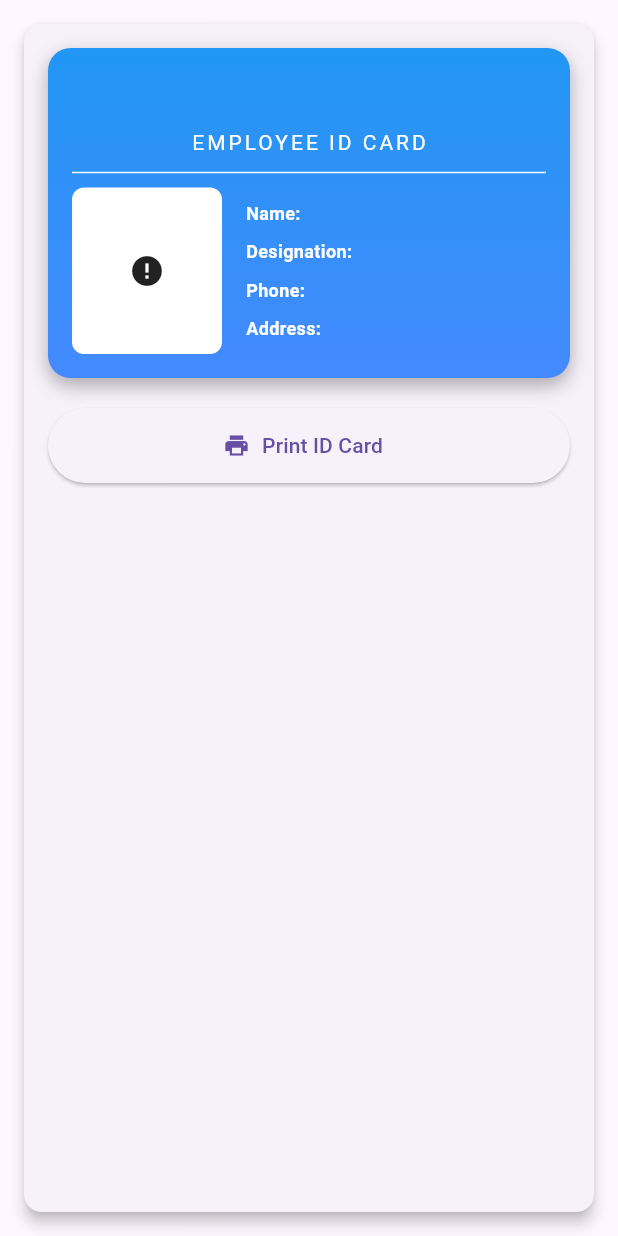
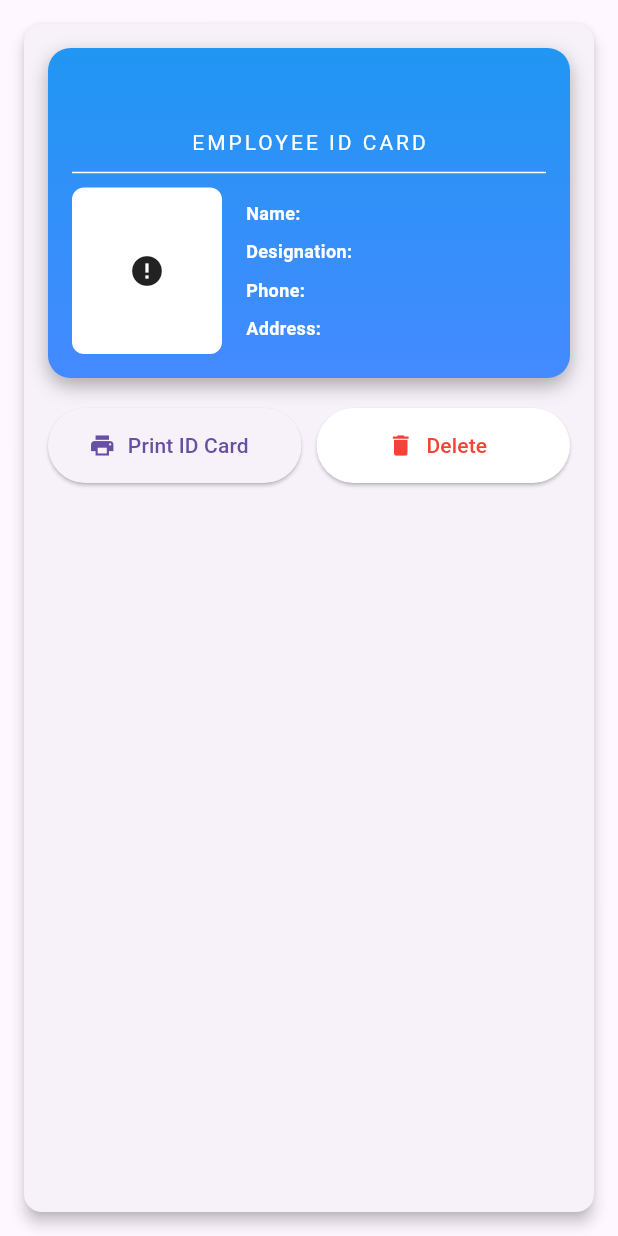
Before and after one commit to sadiqur11210120595/employee_id, a Flutter app: the EmployeeCard widget shown alone on an empty page, opened directly with empty values, after a tap on "Print ID Card", on a phone screen of 412 x 824 dp. Run offline on Flutter 3.47's test engine with Material 3 defaults, Android fonts, the phone set to English and light mode, and no system bars; our stand-ins replace cloud_firestore, firebase_core, fluttertoast, image_picker, pdf, printing; accounts and stored records are empty.

Commit message:
deleting method

```diff
--- a/lib/screens/employee_list_screen.dart
+++ b/lib/screens/employee_list_screen.dart
@@ -55,7 +55,10 @@ class _EmployeeListScreenState extends State<EmployeeListScreen> {
                 final employee = snapshot.data![index];
                 return Padding(
                   padding: const EdgeInsets.only(bottom: 16.0),
-                  child: EmployeeCard(employee: employee),
+                  child: EmployeeCard(
+                    employee: employee,
+                    onDelete: _refreshEmployees,
+                  ),
                 );
               },
             );
--- a/lib/widgets/employee_card.dart
+++ b/lib/widgets/employee_card.dart
@@ -2,17 +2,23 @@ import 'dart:typed_data';
 import 'dart:ui' as ui;
 import 'package:employee_id/models/employee_model.dart';
 import 'package:employee_id/widgets/id_card_widget.dart';
-
+import 'package:employee_id/seirvices/firebase_service.dart';
 import 'package:flutter/material.dart';
 import 'package:flutter/rendering.dart';
 import 'package:pdf/pdf.dart';
 import 'package:pdf/widgets.dart' as pw;
 import 'package:printing/printing.dart';
+import 'package:fluttertoast/fluttertoast.dart';
 
 class EmployeeCard extends StatefulWidget {
   final Employee employee;
+  final VoidCallback onDelete;
 
-  const EmployeeCard({super.key, required this.employee});
+  const EmployeeCard({
+    super.key,
+    required this.employee,
+    required this.onDelete,
+  });
 
   @override
   State<EmployeeCard> createState() => _EmployeeCardState();
@@ -20,6 +26,11 @@ class EmployeeCard extends StatefulWidget {
 
 class _EmployeeCardState extends State<EmployeeCard> {
   final GlobalKey _globalKey = GlobalKey();
+  bool _isDeleting = false;
+
+  // Standard ID card size in mm (CR-80)
+  static const double idCardWidth = 85.6;
+  static const double idCardHeight = 53.98;
 
   Future<void> _printCard() async {
     try {
@@ -32,8 +43,15 @@ class _EmployeeCardState extends State<EmployeeCard> {
       final ByteData? byteData = await image.toByteData(format: ui.ImageByteFormat.png);
       final Uint8List imageBytes = byteData!.buffer.asUint8List();
 
+      // Create custom page format for ID card size
+      final customFormat = PdfPageFormat(
+        idCardWidth * PdfPageFormat.mm,
+        idCardHeight * PdfPageFormat.mm,
+        marginAll: 0,
+      );
+
       await Printing.layoutPdf(
-        onLayout: (PdfPageFormat format) => _generatePdf(imageBytes, format),
+        onLayout: (PdfPageFormat format) => _generatePdf(imageBytes, customFormat),
       );
     } catch (e) {
       if (mounted) {
@@ -44,21 +62,64 @@ class _EmployeeCardState extends State<EmployeeCard> {
     }
   }
 
+  Future<void> _deleteEmployee() async {
+    final confirmed = await showDialog<bool>(
+      context: context,
+      builder: (context) => AlertDialog(
+        title: const Text('Delete Employee'),
+        content: const Text('Are you sure you want to delete this employee?'),
+        actions: [
+          TextButton(
+            onPressed: () => Navigator.pop(context, false),
+            child: const Text('Cancel'),
+          ),
+          TextButton(
+            onPressed: () => Navigator.pop(context, true),
+            child: const Text('Delete'),
+          ),
+        ],
+      ),
+    );
+
+    if (confirmed == true) {
+      setState(() => _isDeleting = true);
+      try {
+        await FirebaseService.deleteEmployee(widget.employee.id);
+        Fluttertoast.showToast(msg: 'Employee deleted successfully');
+        widget.onDelete();
+      } catch (e) {
+        if (mounted) {
+          ScaffoldMessenger.of(context).showSnackBar(
+            SnackBar(content: Text('Failed to delete: ${e.toString()}')),
+          );
+        }
+      } finally {
+        if (mounted) {
+          setState(() => _isDeleting = false);
+        }
+      }
+    }
+  }
+
   Future<Uint8List> _generatePdf(Uint8List imageBytes, PdfPageFormat format) async {
     final pdf = pw.Document();
+
     pdf.addPage(
       pw.Page(
         pageFormat: format,
         build: (pw.Context context) {
-          return pw.Center(
+          return pw.Container(
+            width: format.width,
+            height: format.height,
             child: pw.Image(
               pw.MemoryImage(imageBytes),
-              fit: pw.BoxFit.contain,
+              fit: pw.BoxFit.cover,
             ),
           );
         },
       ),
     );
+
     return pdf.save();
   }
 
@@ -73,10 +134,17 @@ class _EmployeeCardState extends State<EmployeeCard> {
           children: [
             RepaintBoundary(
               key: _globalKey,
-              child: IdCardWidget(employee: widget.employee),
+              child: IdCardWidget(
+                employee: widget.employee,
+                width: 350, // Display size for preview
+                height: 220,
+              ),
             ),
             const SizedBox(height: 20),
-            ElevatedButton.icon(
+            Row(
+              children: [
+                Expanded(
+                  child: ElevatedButton.icon(
                     onPressed: _printCard,
                     icon: const Icon(Icons.print),
                     label: const Text('Print ID Card'),
@@ -84,6 +152,31 @@ class _EmployeeCardState extends State<EmployeeCard> {
                       minimumSize: const Size(double.infinity, 50),
                     ),
                   ),
+                ),
+                const SizedBox(width: 10),
+                Expanded(
+                  child: ElevatedButton.icon(
+                    onPressed: _isDeleting ? null : _deleteEmployee,
+                    icon: _isDeleting
+                      ? const SizedBox(
+                          width: 20,
+                          height: 20,
+                          child: CircularProgressIndicator(strokeWidth: 2),
+                        )
+                      : const Icon(Icons.delete, color: Colors.red),
+                    label: Text(
+                      _isDeleting ? 'Deleting...' : 'Delete',
+                      style: const TextStyle(color: Colors.red),
+                    ),
+                    style: ElevatedButton.styleFrom(
+                      minimumSize: const Size(double.infinity, 50),
+                      backgroundColor: Colors.white,
+                      foregroundColor: Colors.red,
+                    ),
+                  ),
+                ),
+              ],
+            ),
           ],
         ),
       ),
```
Also changed, not shown: 1 other file. Lines whose indentation alone changed are shown as unchanged.
